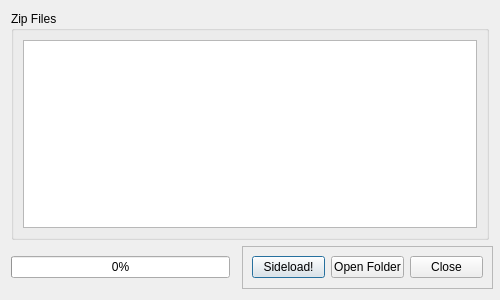
Old version of the form AndroidMultiTool/dialogsideload.ui in the repository lexpaval/LxMultiTool.
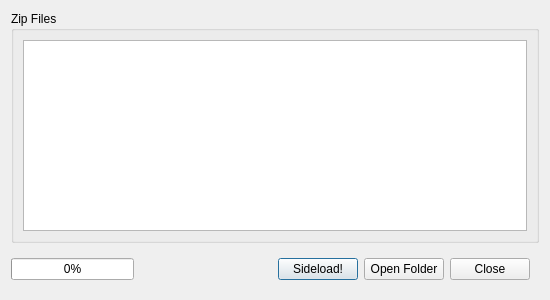
New version of the form. Icons and pictures are not drawn.

Diff of the .ui file:
```diff
--- a/AndroidMultiTool/dialogsideload.ui
+++ b/AndroidMultiTool/dialogsideload.ui
@@ -6,13 +6,13 @@
    <rect>
     <x>0</x>
     <y>0</y>
-    <width>500</width>
+    <width>550</width>
     <height>300</height>
    </rect>
   </property>
   <property name="minimumSize">
    <size>
-    <width>500</width>
+    <width>550</width>
     <height>300</height>
    </size>
   </property>
@@ -68,24 +68,12 @@
    </item>
    <item row="1" column="2">
     <widget class="QFrame" name="frame">
-     <property name="minimumSize">
-      <size>
-       <width>251</width>
-       <height>43</height>
-      </size>
-     </property>
      <property name="maximumSize">
       <size>
-       <width>251</width>
-       <height>43</height>
+       <width>328</width>
+       <height>44</height>
       </size>
      </property>
-     <property name="frameShape">
-      <enum>QFrame::StyledPanel</enum>
-     </property>
-     <property name="frameShadow">
-      <enum>QFrame::Raised</enum>
-     </property>
      <layout class="QHBoxLayout" name="horizontalLayout">
       <item>
        <widget class="QPushButton" name="sideloadButton">
@@ -119,6 +107,15 @@
       </item>
       <item>
        <widget class="QDialogButtonBox" name="buttonBox">
+        <property name="sizePolicy">
+         <sizepolicy hsizetype="Minimum" vsizetype="Fixed">
+          <horstretch>0</horstretch>
+          <verstretch>0</verstretch>
+         </sizepolicy>
+        </property>
+        <property name="focusPolicy">
+         <enum>Qt::TabFocus</enum>
+        </property>
         <property name="toolTip">
          <string>&lt;html&gt;&lt;head/&gt;&lt;body&gt;&lt;p&gt;Close this window.&lt;/p&gt;&lt;/body&gt;&lt;/html&gt;</string>
         </property>
@@ -138,12 +135,6 @@
    </item>
    <item row="1" column="0">
     <widget class="QProgressBar" name="progressBar">
-     <property name="minimumSize">
-      <size>
-       <width>219</width>
-       <height>21</height>
-      </size>
-     </property>
      <property name="toolTip">
       <string>&lt;html&gt;&lt;head/&gt;&lt;body&gt;&lt;p&gt;Shows the progress of the command.&lt;/p&gt;&lt;/body&gt;&lt;/html&gt;</string>
      </property>
```
Left out of the diff: 6 changed lines with no effect on the pictures.
